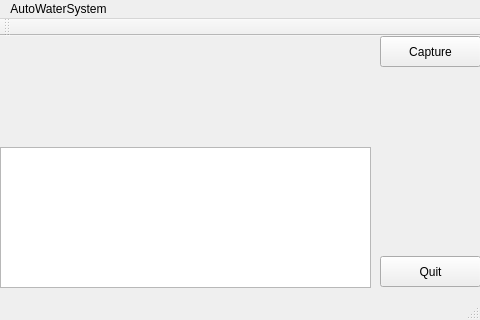
XintingXu/AutoWaterSystem, file AutoWaterSystem/mainwindow.ui: the form before one commit.
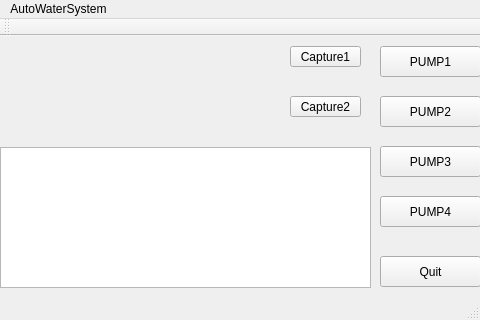
The form after the commit.

Patch:
```diff
--- a/AutoWaterSystem/mainwindow.ui
+++ b/AutoWaterSystem/mainwindow.ui
@@ -23,14 +23,14 @@
    <widget class="QPushButton" name="pushButton">
     <property name="geometry">
      <rect>
-      <x>380</x>
-      <y>0</y>
-      <width>101</width>
-      <height>31</height>
+      <x>290</x>
+      <y>10</y>
+      <width>71</width>
+      <height>21</height>
      </rect>
     </property>
     <property name="text">
-     <string>Capture</string>
+     <string>Capture1</string>
     </property>
    </widget>
    <widget class="QPushButton" name="pushButton_2">
@@ -90,6 +90,71 @@
      <string/>
     </property>
    </widget>
+   <widget class="QPushButton" name="pushButton_3">
+    <property name="geometry">
+     <rect>
+      <x>290</x>
+      <y>60</y>
+      <width>71</width>
+      <height>21</height>
+     </rect>
+    </property>
+    <property name="text">
+     <string>Capture2</string>
+    </property>
+   </widget>
+   <widget class="QPushButton" name="pushButton_4">
+    <property name="geometry">
+     <rect>
+      <x>380</x>
+      <y>10</y>
+      <width>101</width>
+      <height>31</height>
+     </rect>
+    </property>
+    <property name="text">
+     <string>PUMP1</string>
+    </property>
+   </widget>
+   <widget class="QPushButton" name="pushButton_5">
+    <property name="geometry">
+     <rect>
+      <x>380</x>
+      <y>60</y>
+      <width>101</width>
+      <height>31</height>
+     </rect>
+    </property>
+    <property name="text">
+     <string>PUMP2</string>
+    </property>
+   </widget>
+   <widget class="QPushButton" name="pushButton_6">
+    <property name="geometry">
+     <rect>
+      <x>380</x>
+      <y>110</y>
+      <width>101</width>
+      <height>31</height>
+     </rect>
+    </property>
+    <property name="text">
+     <string>PUMP3</string>
+    </property>
+   </widget>
+   <widget class="QPushButton" name="pushButton_7">
+    <property name="geometry">
+     <rect>
+      <x>380</x>
+      <y>160</y>
+      <width>101</width>
+      <height>31</height>
+     </rect>
+    </property>
+    <property name="text">
+     <string>PUMP4</string>
+    </property>
+   </widget>
   </widget>
   <widget class="QMenuBar" name="menuBar">
    <property name="geometry">
```
